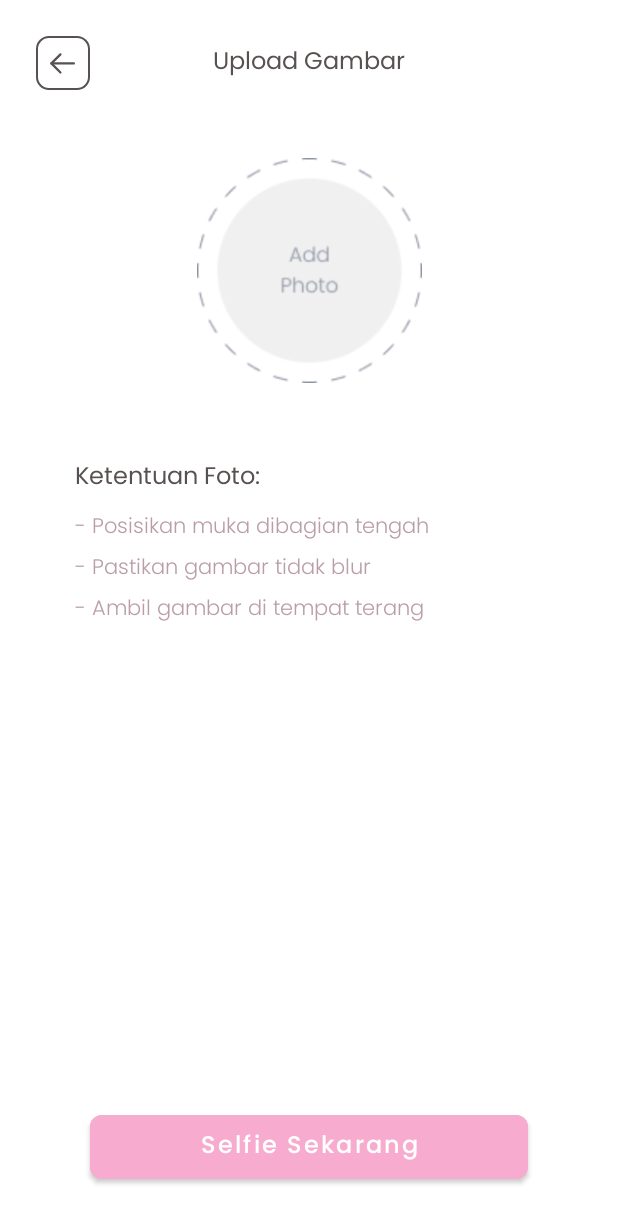
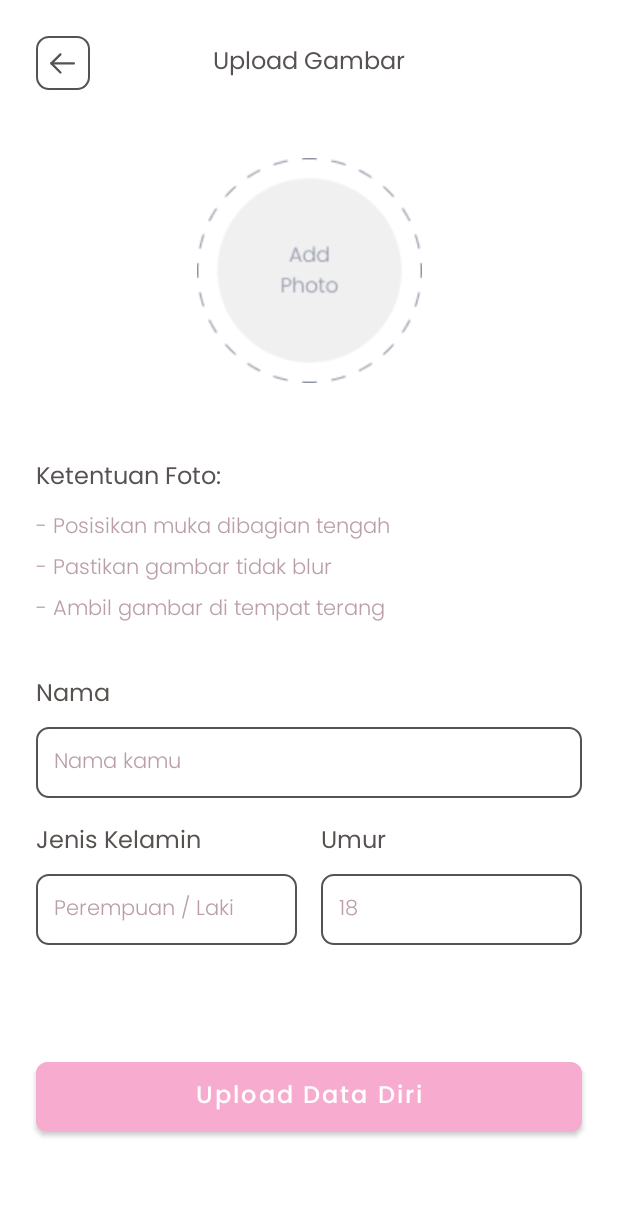
Before and after one commit to wahyurama-creator/B21-CAP0215-MD, an Android app: the HomeActivity screen opened directly, with no data from a screen before it, on a phone screen of 412 x 824 dp. Shown: the top 1223 px of the screen. Run offline under Robolectric (Android 15) with nearby library versions, the phone set to English and light mode, and no system bars; libraries missing offline, so code that uses them is left out: com.github.dhaval2404.imagepicker; pictures from the network do not load.

Commit message:
Update UI Upload From and Configure API Setting

```diff
--- a/app/src/main/java/com/dev/skindec/home/HomeActivity.kt
+++ b/app/src/main/java/com/dev/skindec/home/HomeActivity.kt
@@ -4,6 +4,7 @@ import android.app.Activity
 import android.content.Intent
 import android.net.Uri
 import android.os.Bundle
+import androidx.activity.viewModels
 import androidx.appcompat.app.AppCompatActivity
 import com.bumptech.glide.Glide
 import com.dev.skindec.databinding.ActivityHomeBinding
@@ -12,6 +13,7 @@ import com.google.android.material.snackbar.Snackbar
 
 class HomeActivity : AppCompatActivity() {
 
+    private val homeViewModel: HomeViewModel by viewModels()
     private lateinit var binding: ActivityHomeBinding
     private lateinit var filePath: Uri
 
@@ -27,6 +29,14 @@ class HomeActivity : AppCompatActivity() {
         binding.ivImage.setOnClickListener {
             ImagePicker.with(this)
                 .start()
+        }
+
+        binding.btnUpload.setOnClickListener {
+            val name = binding.etName.text.toString()
+            val age = binding.etAge.text.toString()
+            val sex = binding.etGender.text.toString()
+
+            homeViewModel.userRegister(age.toInt(), name, sex)
         }
     }
 
@@ -46,7 +56,7 @@ class HomeActivity : AppCompatActivity() {
             }
             ImagePicker.RESULT_ERROR -> {
                 Snackbar.make(
-                    binding.btnselfie,
+                    binding.btnUpload,
                     ImagePicker.getError(data),
                     Snackbar.LENGTH_SHORT
                 )
@@ -54,7 +64,7 @@ class HomeActivity : AppCompatActivity() {
             }
             else -> {
                 Snackbar.make(
-                    binding.btnselfie,
+                    binding.btnUpload,
                     "Task cancelled",
                     Snackbar.LENGTH_SHORT
                 ).show()
--- /dev/null
+++ b/app/src/main/res/drawable/bg_form_outline.xml
@@ -0,0 +1,8 @@
+<?xml version="1.0" encoding="utf-8"?>
+<shape xmlns:android="http://schemas.android.com/apk/res/android"
+    android:shape="rectangle">
+    <stroke
+        android:width="1dp"
+        android:color="@color/color_text_primary" />
+    <corners android:radius="8dp" />
+</shape>
--- a/app/src/main/res/layout/activity_home.xml
+++ b/app/src/main/res/layout/activity_home.xml
@@ -1,7 +1,13 @@
 <?xml version="1.0" encoding="utf-8"?>
-<androidx.constraintlayout.widget.ConstraintLayout xmlns:android="http://schemas.android.com/apk/res/android"
+<androidx.core.widget.NestedScrollView xmlns:android="http://schemas.android.com/apk/res/android"
     xmlns:app="http://schemas.android.com/apk/res-auto"
     xmlns:tools="http://schemas.android.com/tools"
+    android:layout_width="match_parent"
+    android:layout_height="match_parent"
+    android:fillViewport="true"
+    tools:context=".home.HomeActivity">
+
+    <androidx.constraintlayout.widget.ConstraintLayout
         android:layout_width="match_parent"
         android:layout_height="match_parent"
         tools:context=".home.HomeActivity">
@@ -13,10 +19,10 @@
             android:layout_marginStart="24dp"
             android:layout_marginTop="24dp"
             android:background="@drawable/ic_outline"
+            android:contentDescription="@string/app_name"
             app:layout_constraintStart_toStartOf="parent"
             app:layout_constraintTop_toTopOf="parent"
-        app:srcCompat="@drawable/ic_back"
-        android:contentDescription="@string/app_name" />
+            app:srcCompat="@drawable/ic_back" />
 
         <TextView
             android:id="@+id/textView3"
@@ -35,18 +41,18 @@
             android:layout_width="150dp"
             android:layout_height="150dp"
             android:layout_marginTop="50dp"
+            android:contentDescription="@string/app_name"
             app:layout_constraintEnd_toEndOf="parent"
             app:layout_constraintStart_toStartOf="parent"
             app:layout_constraintTop_toBottomOf="@+id/textView3"
-        app:srcCompat="@drawable/empty_picture"
-        android:contentDescription="@string/app_name" />
+            app:srcCompat="@drawable/empty_picture" />
 
         <TextView
             android:id="@+id/textView4"
             style="@style/TextView.Poppins"
             android:layout_width="wrap_content"
             android:layout_height="wrap_content"
-        android:layout_marginStart="50dp"
+            android:layout_marginStart="24dp"
             android:layout_marginTop="50dp"
             android:text="@string/ketentuan_foto"
             android:textSize="16sp"
@@ -58,7 +64,7 @@
             style="@style/TextView.PoppinsLight"
             android:layout_width="wrap_content"
             android:layout_height="wrap_content"
-        android:layout_marginStart="50dp"
+            android:layout_marginStart="24dp"
             android:layout_marginTop="8dp"
             android:text="@string/text_1"
             app:layout_constraintStart_toStartOf="parent"
@@ -69,7 +75,7 @@
             style="@style/TextView.PoppinsLight"
             android:layout_width="wrap_content"
             android:layout_height="wrap_content"
-        android:layout_marginStart="50dp"
+            android:layout_marginStart="24dp"
             android:layout_marginTop="4dp"
             android:text="@string/text_2"
             app:layout_constraintStart_toStartOf="parent"
@@ -80,26 +86,127 @@
             style="@style/TextView.PoppinsLight"
             android:layout_width="wrap_content"
             android:layout_height="wrap_content"
-        android:layout_marginStart="50dp"
+            android:layout_marginStart="24dp"
             android:layout_marginTop="4dp"
             android:text="@string/text_3"
             app:layout_constraintStart_toStartOf="parent"
             app:layout_constraintTop_toBottomOf="@+id/textView6" />
 
         <com.google.android.material.button.MaterialButton
-        android:id="@+id/btnselfie"
-        android:layout_width="match_parent"
+            android:id="@+id/btnUpload"
+            android:layout_width="0dp"
             android:layout_height="wrap_content"
-        android:layout_marginHorizontal="60dp"
-        android:layout_marginBottom="32dp"
+            android:layout_marginHorizontal="24dp"
+            android:layout_marginTop="32dp"
+            android:layout_marginBottom="24dp"
             android:backgroundTint="@color/color_primary"
             android:fontFamily="@font/poppins_medium"
-        android:padding="8dp"
-        android:text="@string/selfie_sekarang"
+            android:padding="10dp"
+            android:text="@string/upload_data_diri"
             android:textAllCaps="false"
             android:textSize="16sp"
             app:cornerRadius="8dp"
             app:layout_constraintBottom_toBottomOf="parent"
             app:layout_constraintEnd_toEndOf="parent"
-        app:layout_constraintStart_toStartOf="parent" />
+            app:layout_constraintStart_toStartOf="parent"
+            app:layout_constraintTop_toBottomOf="@+id/et_age" />
+
+        <androidx.constraintlayout.widget.Guideline
+            android:id="@+id/guideline2"
+            android:layout_width="wrap_content"
+            android:layout_height="wrap_content"
+            android:orientation="vertical"
+            app:layout_constraintGuide_begin="206dp" />
+
+        <TextView
+            android:id="@+id/textView8"
+            style="@style/TextView.Poppins"
+            android:layout_width="wrap_content"
+            android:layout_height="wrap_content"
+            android:layout_marginStart="24dp"
+            android:layout_marginTop="32dp"
+            android:text="@string/nama"
+            android:textSize="16sp"
+            app:layout_constraintStart_toStartOf="parent"
+            app:layout_constraintTop_toBottomOf="@+id/textView7" />
+
+        <EditText
+            android:id="@+id/et_name"
+            style="@style/TextView.PoppinsLight"
+            android:layout_width="0dp"
+            android:layout_height="wrap_content"
+            android:layout_marginStart="24dp"
+            android:layout_marginTop="8dp"
+            android:layout_marginEnd="24dp"
+            android:background="@drawable/bg_form_outline"
+            android:ems="10"
+            android:hint="@string/nama_kamu"
+            android:importantForAutofill="no"
+            android:inputType="textPersonName"
+            android:padding="12dp"
+            android:textColorHint="@color/color_text_secondary"
+            app:layout_constraintEnd_toEndOf="parent"
+            app:layout_constraintStart_toStartOf="parent"
+            app:layout_constraintTop_toBottomOf="@+id/textView8" />
+
+        <TextView
+            android:id="@+id/textView9"
+            style="@style/TextView.Poppins"
+            android:layout_width="wrap_content"
+            android:layout_height="wrap_content"
+            android:layout_marginStart="24dp"
+            android:layout_marginTop="16dp"
+            android:text="@string/jenis_kelamin"
+            android:textSize="16sp"
+            app:layout_constraintStart_toStartOf="parent"
+            app:layout_constraintTop_toBottomOf="@+id/et_name" />
+
+        <EditText
+            android:id="@+id/et_gender"
+            style="@style/TextView.PoppinsLight"
+            android:layout_width="0dp"
+            android:layout_height="wrap_content"
+            android:layout_marginStart="24dp"
+            android:layout_marginTop="8dp"
+            android:layout_marginEnd="8dp"
+            android:background="@drawable/bg_form_outline"
+            android:hint="@string/perempuan_laki"
+            android:importantForAutofill="no"
+            android:inputType="textPersonName"
+            android:padding="12dp"
+            android:textColorHint="@color/color_text_secondary"
+            app:layout_constraintEnd_toStartOf="@+id/guideline2"
+            app:layout_constraintStart_toStartOf="parent"
+            app:layout_constraintTop_toBottomOf="@+id/textView9" />
+
+        <TextView
+            android:id="@+id/textView10"
+            style="@style/TextView.Poppins"
+            android:layout_width="wrap_content"
+            android:layout_height="wrap_content"
+            android:layout_marginStart="8dp"
+            android:layout_marginTop="16dp"
+            android:text="@string/umur"
+            android:textSize="16sp"
+            app:layout_constraintStart_toStartOf="@+id/guideline2"
+            app:layout_constraintTop_toBottomOf="@+id/et_name" />
+
+        <EditText
+            android:id="@+id/et_age"
+            style="@style/TextView.PoppinsLight"
+            android:layout_width="0dp"
+            android:layout_height="wrap_content"
+            android:layout_marginStart="8dp"
+            android:layout_marginTop="8dp"
+            android:layout_marginEnd="24dp"
+            android:background="@drawable/bg_form_outline"
+            android:hint="@string/_18"
+            android:importantForAutofill="no"
+            android:inputType="number"
+            android:padding="12dp"
+            android:textColorHint="@color/color_text_secondary"
+            app:layout_constraintEnd_toEndOf="parent"
+            app:layout_constraintStart_toStartOf="@+id/guideline2"
+            app:layout_constraintTop_toBottomOf="@+id/textView9" />
     </androidx.constraintlayout.widget.ConstraintLayout>
+</androidx.core.widget.NestedScrollView>
--- a/app/src/main/res/values/strings.xml
+++ b/app/src/main/res/values/strings.xml
@@ -2,10 +2,16 @@
     <string name="app_name">SkinDec</string>
     <string name="text_onboarding">Semakin mudah untuk mengetahui jenis kulit kamu hanya dengan sekali selfie</string>
     <string name="mulai">Mulai</string>
-    <string name="selfie_sekarang">Selfie Sekarang</string>
+    <string name="upload_data_diri">Upload Data Diri</string>
     <string name="upload_gambar">Upload Gambar</string>
     <string name="ketentuan_foto">Ketentuan Foto:</string>
     <string name="text_1">- Posisikan muka dibagian tengah</string>
     <string name="text_2">- Pastikan gambar tidak blur</string>
     <string name="text_3">- Ambil gambar di tempat terang</string>
+    <string name="nama_kamu">Nama kamu</string>
+    <string name="nama">Nama</string>
+    <string name="jenis_kelamin">Jenis Kelamin</string>
+    <string name="perempuan_laki">Perempuan / Laki</string>
+    <string name="umur">Umur</string>
+    <string name="_18">18</string>
 </resources>
```
Also changed, not shown: app/build.gradle (+6 -2 lines), app/src/main/java/com/dev/skindec/core/data/source/remote/network/ApiConfig.kt (added, +26 -0 lines), app/src/main/java/com/dev/skindec/core/data/source/remote/network/ApiResponse.kt (added, +9 -0 lines), app/src/main/java/com/dev/skindec/core/data/source/remote/network/ApiService.kt (added, +24 -0 lines), app/src/main/java/com/dev/skindec/core/data/source/remote/response/UserResponse.kt (added, +17 -0 lines), app/src/main/java/com/dev/skindec/home/HomeViewModel.kt (added, +50 -0 lines), gradle.properties (line endings or trailing spaces). Lines whose indentation alone changed are shown as unchanged.
